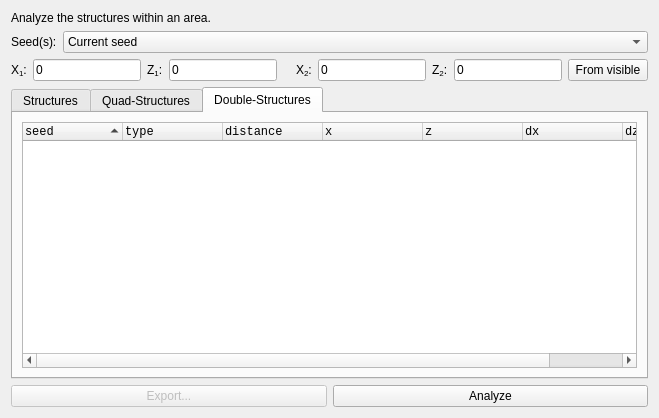
Before: the Qt Designer form src/tabstructures.ui in SunnySlopes/cubiomes-viewer, drawn with Qt 5.
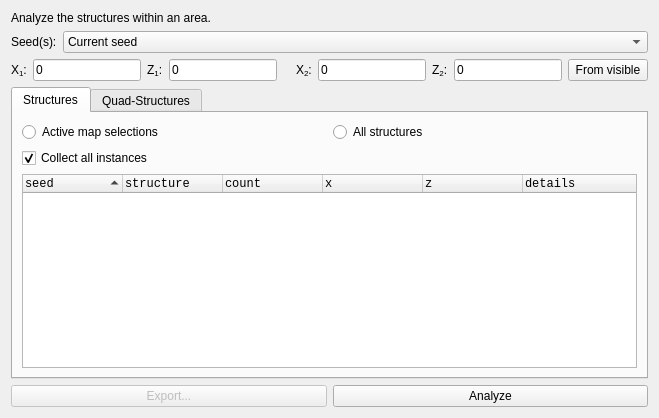
After: the same form once the commit is applied. The open tabs and pages were chosen to show the change. Custom widgets are drawn as their Qt base class.

Commit message:
Revert "added double monument finder"
This reverts commit f312d9e3963aa653ee199edd48341d001de133ec.

What changed in the file:
```diff
--- a/src/tabstructures.ui
+++ b/src/tabstructures.ui
@@ -227,81 +227,6 @@
        </item>
       </layout>
      </widget>
-     <widget class="QWidget" name="tabDoubles">
-      <attribute name="title">
-       <string>Double-Structures</string>
-      </attribute>
-      <layout class="QGridLayout" name="gridLayout_4">
-       <item row="0" column="0">
-        <widget class="QTreeWidget" name="treeDoubles">
-         <property name="font">
-          <font>
-           <family>Monospace</family>
-          </font>
-         </property>
-         <property name="contextMenuPolicy">
-          <enum>Qt::CustomContextMenu</enum>
-         </property>
-         <property name="editTriggers">
-          <set>QAbstractItemView::NoEditTriggers</set>
-         </property>
-         <property name="selectionMode">
-          <enum>QAbstractItemView::SingleSelection</enum>
-         </property>
-         <property name="selectionBehavior">
-          <enum>QAbstractItemView::SelectRows</enum>
-         </property>
-         <property name="verticalScrollMode">
-          <enum>QAbstractItemView::ScrollPerPixel</enum>
-         </property>
-         <property name="horizontalScrollMode">
-          <enum>QAbstractItemView::ScrollPerPixel</enum>
-         </property>
-         <property name="sortingEnabled">
-          <bool>true</bool>
-         </property>
-         <property name="animated">
-          <bool>true</bool>
-         </property>
-         <column>
-          <property name="text">
-           <string>seed</string>
-          </property>
-         </column>
-         <column>
-          <property name="text">
-           <string>type</string>
-          </property>
-         </column>
-         <column>
-          <property name="text">
-           <string>distance</string>
-          </property>
-         </column>
-         <column>
-          <property name="text">
-           <string>x</string>
-          </property>
-         </column>
-         <column>
-          <property name="text">
-           <string>z</string>
-          </property>
-         </column>
-         <column>
-          <property name="text">
-           <string>dx</string>
-          </property>
-         </column>
-         <column>
-          <property name="text">
-           <string>dz</string>
-          </property>
-         </column>
-        </widget>
-       </item>
-      </layout>
-     </widget>
     </widget>
    </item>
    <item row="2" column="0" colspan="2">
```
The commit also changes 6 other files.
